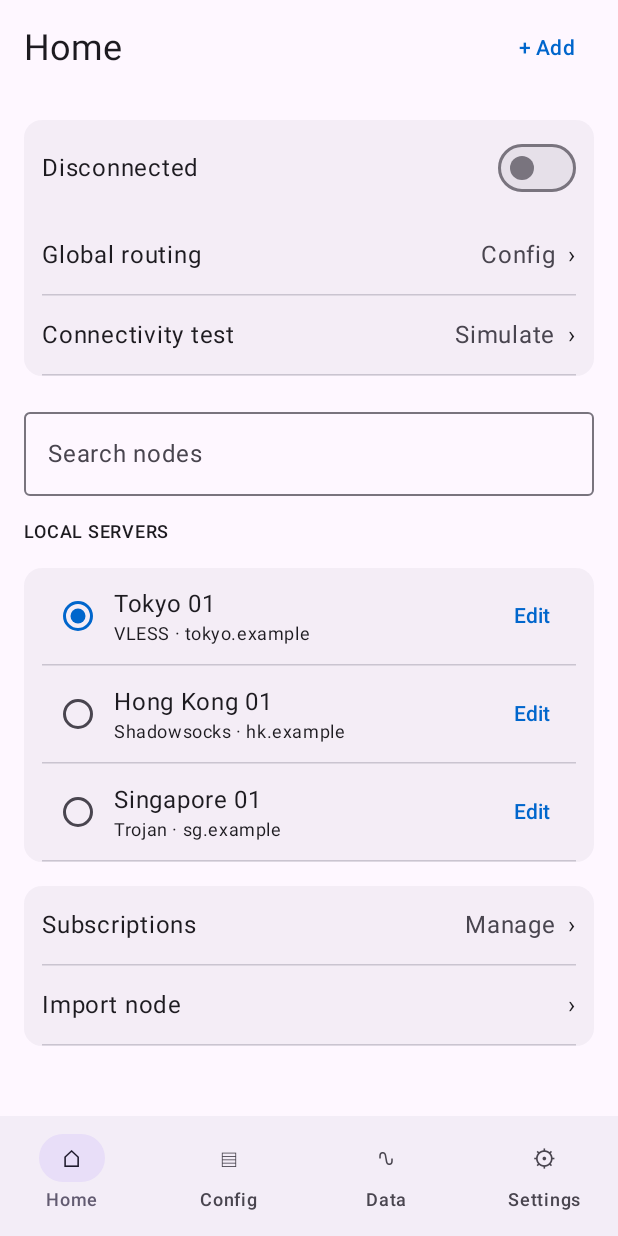
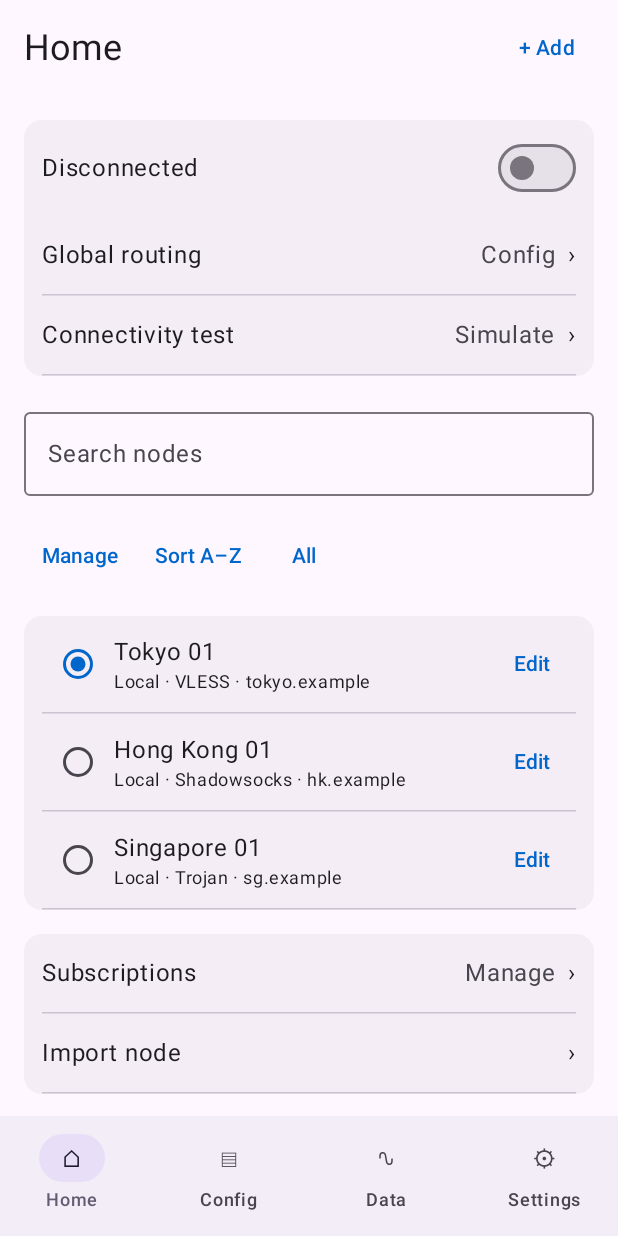
Before and after one commit to ninepeach/appbase, an Android app built with Jetpack Compose: the screen it shows after launch (MainActivity), on a phone screen of 412 x 824 dp. Run offline under Robolectric (Android 15) with nearby library versions, the phone set to English and light mode, and no system bars.

Commit message:
Add node grouping, batch deletion, sorting and editable mock configuration and subscriptions

```diff
--- a/examples/demo/android/src/main/java/appbase/demo/MainActivity.kt
+++ b/examples/demo/android/src/main/java/appbase/demo/MainActivity.kt
@@ -29,7 +29,7 @@ class MainActivity : ComponentActivity() {
     }
 }
 
-private data class Node(val id: Int, val name: String, val host: String, val port: String, val protocol: String)
+private data class Node(val id: Int, val name: String, val host: String, val port: String, val protocol: String, val group: String = "Local")
 private val tabs = listOf("Home", "Config", "Data", "Settings")
 private val pages = listOf("Home","Config","Data","Settings","Node editor","Routing","Subscriptions","Configuration editor","Rules","Traffic","Connections","Logs","Appearance","Language","DNS","Notifications","Privacy","Advanced","Diagnostics","About","Licenses","Import","Onboarding")
 
@@ -51,6 +51,8 @@ private fun DemoShell(appearance: String, setAppearance: (String) -> Unit) {
     val page = stack.last().id
     val holder = rememberSaveableStateHolder()
     val nodes = remember { mutableStateListOf(Node(1,"Tokyo 01","tokyo.example","443","VLESS"),Node(2,"Hong Kong 01","hk.example","443","Shadowsocks"),Node(3,"Singapore 01","sg.example","443","Trojan")) }
+    val configBodies = remember { mutableStateMapOf<String,String>() }
+    val subscriptions = remember { mutableStateListOf<String>() }
     var nextId by remember { mutableIntStateOf(4) }
     var selected by remember { mutableIntStateOf(1) }
     var editing by remember { mutableStateOf<Node?>(null) }
@@ -102,14 +104,22 @@ private fun DemoShell(appearance: String, setAppearance: (String) -> Unit) {
                                         }
                                         var query by rememberSaveable { mutableStateOf("") }
                                         OutlinedTextField(query,{query=it},label={Text("Search nodes")},modifier=Modifier.fillMaxWidth(),singleLine=true)
-                                        Text("LOCAL SERVERS",style=MaterialTheme.typography.labelMedium)
+                                        var batch by rememberSaveable { mutableStateOf(false) }
+                                        val marked = remember { mutableStateListOf<Int>() }
+                                        var groupFilter by rememberSaveable { mutableStateOf("All") }
+                                        Row(verticalAlignment=Alignment.CenterVertically) {
+                                            TextButton(onClick={batch=!batch;marked.clear()}){Text(if(batch)"Done" else "Manage")}
+                                            TextButton(onClick={val sorted=nodes.sortedBy{it.name};nodes.clear();nodes.addAll(sorted)}){Text("Sort A–Z")}
+                                            TextButton(onClick={val groups=listOf("All")+nodes.map{it.group}.distinct();groupFilter=groups[(groups.indexOf(groupFilter)+1)%groups.size]}){Text(groupFilter)}
+                                        }
+                                        if(batch) TextButton(enabled=marked.isNotEmpty(),onClick={val ids=marked.toSet();confirm("Delete selected nodes?"){nodes.removeAll{it.id in ids};if(selected in ids){connected=false;selected=nodes.firstOrNull()?.id ?: -1};marked.clear();batch=false}}){Text("Delete selected (${marked.size})")}
                                         Group {
-                                            val visible=nodes.filter{it.name.contains(query,true)}
+                                            val visible=nodes.filter{it.name.contains(query,true)&&(groupFilter=="All"||it.group==groupFilter)}
                                             if(visible.isEmpty()) UIContent(ContentStatus.EMPTY,"No matching nodes") {}
                                             visible.forEach { n ->
                                                 Row(Modifier.fillMaxWidth(),verticalAlignment=Alignment.CenterVertically) {
-                                                    RadioButton(selected==n.id,{selected=n.id;connected=false})
-                                                    Column(Modifier.weight(1f).clickable{selected=n.id;connected=false}.padding(vertical=12.dp)){Text(n.name);Text(n.protocol+" · "+n.host,style=MaterialTheme.typography.bodySmall)}
+                                                    if(batch) Checkbox(n.id in marked,{if(it)marked.add(n.id) else marked.remove(n.id)}) else RadioButton(selected==n.id,{selected=n.id;connected=false})
+                                                    Column(Modifier.weight(1f).clickable{selected=n.id;connected=false}.padding(vertical=12.dp)){Text(n.name);Text(n.group+" · "+n.protocol+" · "+n.host,style=MaterialTheme.typography.bodySmall)}
                                                     TextButton(onClick={editing=n;open("Node editor")}){Text("Edit")}
                                                 }; HorizontalDivider()
                                             }
@@ -121,13 +131,15 @@ private fun DemoShell(appearance: String, setAppearance: (String) -> Unit) {
                                         var name by rememberSaveable { mutableStateOf(original?.name.orEmpty()) }
                                         var host by rememberSaveable { mutableStateOf(original?.host.orEmpty()) }
                                         var port by rememberSaveable { mutableStateOf(original?.port ?: "443") }
+                                        var group by rememberSaveable { mutableStateOf(original?.group ?: "Local") }
+                                        OutlinedTextField(group,{group=it},label={Text("Group")},modifier=Modifier.fillMaxWidth())
                                         var protocol by rememberSaveable { mutableStateOf(original?.protocol ?: "VLESS") }
                                         val valid=name.isNotBlank()&&host.isNotBlank()&&port.toIntOrNull()?.let{it in 1..65535}==true
                                         OutlinedTextField(name,{name=it},label={Text("Name")},modifier=Modifier.fillMaxWidth())
                                         OutlinedTextField(host,{host=it},label={Text("Server address")},modifier=Modifier.fillMaxWidth())
                                         OutlinedTextField(port,{port=it},label={Text("Port")},isError=port.toIntOrNull()?.let{it in 1..65535}!=true,modifier=Modifier.fillMaxWidth())
                                         Group { listOf("VLESS","Shadowsocks","Trojan","SOCKS5","HTTP").forEach { p -> Choice(p,protocol==p){protocol=p} } }
-                                        Button(enabled=valid,onClick={val n=Node(original?.id ?: nextId++,name.trim(),host.trim(),port,protocol);val i=nodes.indexOfFirst{it.id==n.id};if(i<0)nodes.add(n) else nodes[i]=n;notice="Node saved in memory";back()},modifier=Modifier.fillMaxWidth()){Text("Save")}
+                                        Button(enabled=valid,onClick={val n=Node(original?.id ?: nextId++,name.trim(),host.trim(),port,protocol,group.trim().ifBlank{"Local"});val i=nodes.indexOfFirst{it.id==n.id};if(i<0)nodes.add(n) else nodes[i]=n;notice="Node saved in memory";back()},modifier=Modifier.fillMaxWidth()){Text("Save")}
                                         if(original!=null) OutlinedButton(onClick={confirm("Delete node?") {nodes.removeAll{it.id==original.id};if(selected==original.id){connected=false;selected=nodes.firstOrNull()?.id ?: -1};back()}},modifier=Modifier.fillMaxWidth()){Text("Delete node")}
                                     }
                                     "Routing" -> Group { listOf("Config","Proxy","Direct","Scene").forEach{Choice(it,routing==it){routing=it;back()}} }
@@ -137,11 +149,11 @@ private fun DemoShell(appearance: String, setAppearance: (String) -> Unit) {
                                     }
                                     "Configuration editor" -> {
                                         var name by rememberSaveable { mutableStateOf(configEdit) }
-                                        var body by rememberSaveable { mutableStateOf("# Demo configuration\n[General]\n") }
+                                        var body by rememberSaveable { mutableStateOf(configBodies[configEdit] ?: "# Demo configuration\n[General]\n") }
                                         OutlinedTextField(name,{name=it},label={Text("Name")},modifier=Modifier.fillMaxWidth())
                                         OutlinedTextField(body,{body=it},label={Text("Configuration preview")},minLines=8,modifier=Modifier.fillMaxWidth())
-                                        Button(enabled=name.isNotBlank(),onClick={if(name !in configs)configs.add(name);activeConfig=name;back()},modifier=Modifier.fillMaxWidth()){Text("Save and activate (mock)")}
-                                        if(configEdit in configs) TextButton(onClick={confirm("Delete configuration?") {configs.remove(configEdit);if(activeConfig==configEdit)activeConfig=configs.firstOrNull().orEmpty();back()}}){Text("Delete")}
+                                        Button(enabled=name.isNotBlank(),onClick={if(name != configEdit && configEdit in configs){configs.remove(configEdit);configBodies.remove(configEdit)};if(name !in configs)configs.add(name);configBodies[name]=body;activeConfig=name;back()},modifier=Modifier.fillMaxWidth()){Text("Save and activate (mock)")}
+                                        if(configEdit in configs) TextButton(onClick={confirm("Delete configuration?") {configs.remove(configEdit);configBodies.remove(configEdit);if(activeConfig==configEdit)activeConfig=configs.firstOrNull().orEmpty();back()}}){Text("Delete")}
                                     }
                                     "Data" -> {
                                         Group { Item("Upload",if(connected)"12 MB" else "0 MB"){open("Traffic")};Item("Download",if(connected)"86 MB" else "0 MB"){open("Traffic")};Item("Connections"){open("Connections")};Item("Logs"){open("Logs")} }
@@ -169,7 +181,15 @@ private fun DemoShell(appearance: String, setAppearance: (String) -> Unit) {
                                     "About" -> { Text("Appbase Demo",style=MaterialTheme.typography.headlineMedium);Text("Native Compose UI prototype. No VPN, networking or persistent storage.");Group{Item("Open source licenses"){open("Licenses")}} }
                                     "Licenses" -> Text("Dependency license inventory is not yet generated.")
                                     "Rules" -> Group { listOf("DOMAIN,example.org,PROXY","GEOIP,LOCAL,DIRECT","FINAL,PROXY").forEach{Text(it,Modifier.padding(vertical=12.dp))} }
-                                    "Subscriptions","Import" -> {
+                                    "Subscriptions" -> {
+                                        var url by rememberSaveable { mutableStateOf("") }
+                                        if(subscriptions.isEmpty()) UIContent(ContentStatus.EMPTY,"No subscriptions") {}
+                                        subscriptions.forEach { address -> Group { Item(address,"Remove"){confirm("Remove subscription?"){subscriptions.remove(address)}} } }
+                                        OutlinedTextField(url,{url=it},label={Text("Subscription URL")},modifier=Modifier.fillMaxWidth())
+                                        Button(enabled=url.startsWith("https://")&&url !in subscriptions,onClick={subscriptions.add(url);url=""}){Text("Add")}
+                                        Button(enabled=subscriptions.isNotEmpty(),onClick={notice="Simulated refresh complete"}){Text("Refresh all")}
+                                    }
+                                    "Import" -> {
                                         var input by rememberSaveable { mutableStateOf("") }
                                         OutlinedTextField(input,{input=it},label={Text(if(page=="Import")"Paste configuration or URI" else "Subscription URL")},modifier=Modifier.fillMaxWidth())
                                         Button(enabled=input.isNotBlank(),onClick={notice="Preview only: no network or import parser";back()}){Text("Preview")}
```
